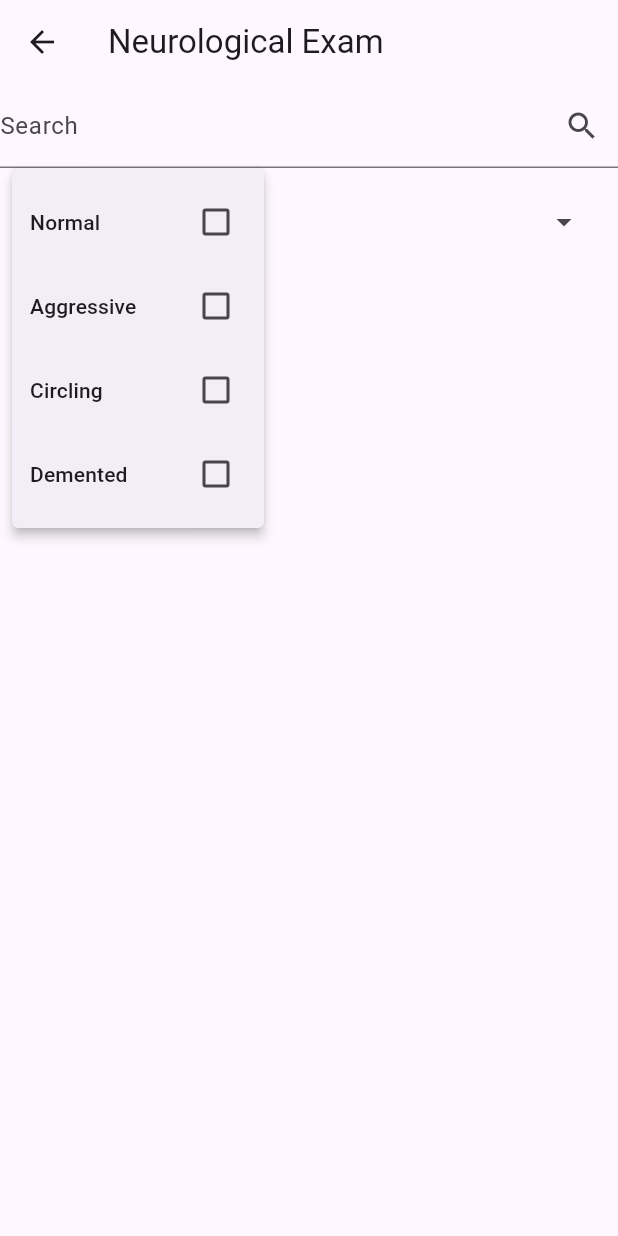
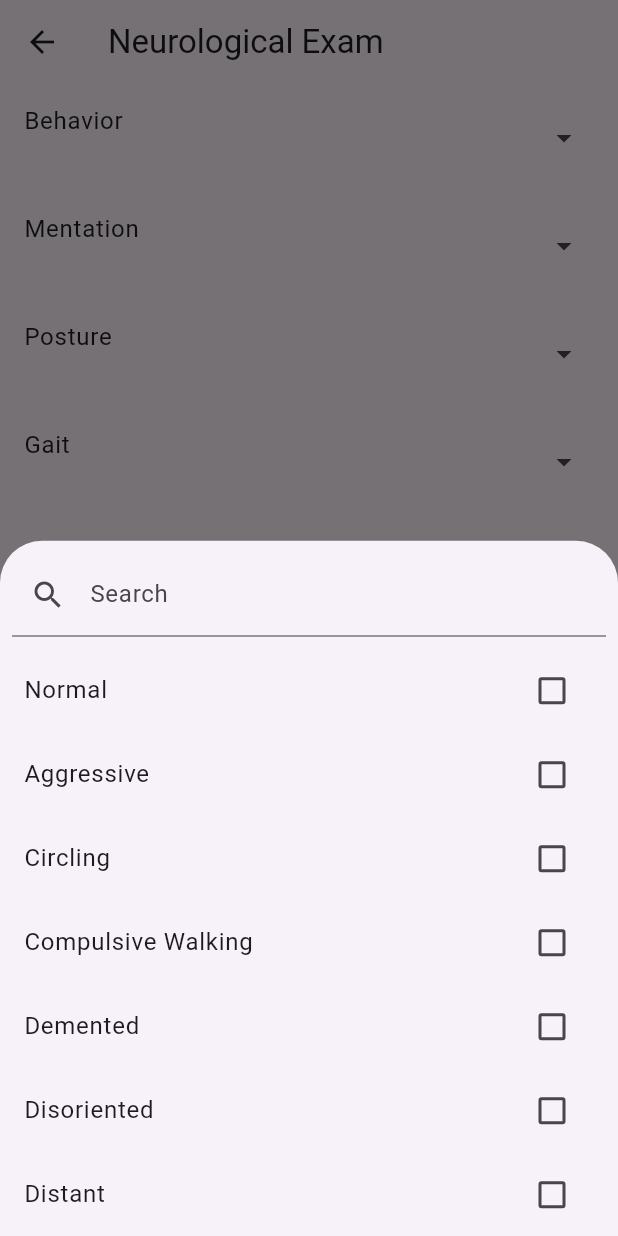
Before and after one commit to MiguelALopez1/NeuroVeTele, a Flutter app: the GeneralPage screen opened directly, after a tap on "Behavior", on a phone screen of 412 x 824 dp. Run offline on Flutter 3.47's test engine with Material 3 defaults, Android fonts, the phone set to English and light mode, and no system bars.

Commit message:
added all 4 categories

```diff
--- a/pet_neurolocalization/lib/general_page.dart
+++ b/pet_neurolocalization/lib/general_page.dart
@@ -7,31 +7,126 @@ class GeneralPage extends StatefulWidget {
 
 class _GeneralPageState extends State<GeneralPage> {
   List<String> allBehaviorOptions = [
-    "Normal", "Aggressive", "Circling", "Demented",
-    // ... add all options
+    "Normal",
+    "Aggressive",
+    "Circling",
+    "Compulsive Walking",
+    "Demented",
+    "Disoriented",
+    "Distant",
+    "Fearful",
+    "Head Pressing",
+    "Seizure",
+    "Star Gazing",
+    "Withdrawn",
+    "Yawning",
   ];
-  List<String> filteredBehaviorOptions = [];
   List<String> selectedBehaviorOptions = [];
 
-  @override
-  void initState() {
-    super.initState();
-    filteredBehaviorOptions = allBehaviorOptions;
+  List<String> allMentationOptions = [
+    "Alert",
+    "Dullness",
+    "Obtunded",
+    "Stupor",
+    "Coma",
+  ];
+  List<String> selectedMentationOptions = [];
+
+  List<String> allPostureOptions = [
+    "Normal",
+    "Head Tilt",
+    "Head Turn",
+    "Torticollis",
+    "Neck Guarded",
+    "Decerebrate",
+    "Decerebellate",
+    "Opisthotonos",
+    "Schiff-Sherrington",
+    "Kyphosis",
+    "Scoliosis",
+    "Rigid",
+    "Risus sardonicus",
+    "Flaccid"
+  ];
+  List<String> selectedPostureOptions = [];
+
+  List<String> allGaitOptions = [
+    "Normal",
+    "Abnormal",
+  ];
+  List<String> selectedGaitOptions = [];
+
+  void showSearchableDropdown(List<String> allOptions, List<String> selectedOptions, String title) {
+    showModalBottomSheet(
+      context: context,
+      builder: (BuildContext context) {
+        return StatefulBuilder(
+          builder: (BuildContext context, StateSetter setState) {
+            return Column(
+              children: [
+                Padding(
+                  padding: const EdgeInsets.all(8.0),
+                  child: TextField(
+                    onChanged: (searchTerm) {
+                      setState(() {
+                        allOptions = allOptions
+                            .where((option) => option.toLowerCase().contains(searchTerm.toLowerCase()))
+                            .toList();
+                      });
+                    },
+                    decoration: InputDecoration(
+                      labelText: 'Search',
+                      prefixIcon: Icon(Icons.search),
+                    ),
+                  ),
+                ),
+                Expanded(
+                  child: ListView(
+                    children: allOptions.map((option) {
+                      return CheckboxListTile(
+                        title: Text(option),
+                        value: selectedOptions.contains(option),
+                        onChanged: (bool? newValue) {
+                          setState(() {
+                            if (newValue == true) {
+                              if (!selectedOptions.contains(option)) {
+                                selectedOptions.add(option);
+                              }
+                            } else {
+                              selectedOptions.remove(option);
+                            }
+                          });
+                        },
+                      );
+                    }).toList(),
+                  ),
+                ),
+              ],
+            );
+          },
+        );
+      },
+    ).whenComplete(() {
+      setState(() {});
+    });
   }
 
-  void filterBehaviorOptions(String enteredKeyword) {
-    List<String> results = [];
-    if (enteredKeyword.isEmpty) {
-      results = allBehaviorOptions;
-    } else {
-      results = allBehaviorOptions
-          .where((item) => item.toLowerCase().contains(enteredKeyword.toLowerCase()))
-          .toList();
-    }
-
-    setState(() {
-      filteredBehaviorOptions = results;
-    });
+  Widget buildCategoryTile({
+    required String title,
+    required List<String> allOptions,
+    required List<String> selectedOptions,
+  }) {
+    return ListTile(
+      title: Text(title),
+      subtitle: Text(
+        selectedOptions.join(', '),
+        overflow: TextOverflow.ellipsis,
+      ),
+      trailing: Icon(Icons.arrow_drop_down),
+      onTap: () {
+        showSearchableDropdown(List.from(allOptions), selectedOptions, title);
+      },
+    );
   }
 
   @override
@@ -41,56 +136,29 @@ class _GeneralPageState extends State<GeneralPage> {
         title: Text('Neurological Exam'),
       ),
       body: SafeArea(
-        child: SingleChildScrollView(
         child: Column(
           children: <Widget>[
-              TextField(
-                onChanged: (value) => filterBehaviorOptions(value),
-                decoration: InputDecoration(
-                  labelText: 'Search',
-                  suffixIcon: Icon(Icons.search),
+            buildCategoryTile(
+              title: 'Behavior',
+              allOptions: allBehaviorOptions,
+              selectedOptions: selectedBehaviorOptions,
             ),
+            buildCategoryTile(
+              title: 'Mentation',
+              allOptions: allMentationOptions,
+              selectedOptions: selectedMentationOptions,
             ),
-              // PopupMenuButton can be replaced with any widget that shows a list of options
-              PopupMenuButton<String>(
-                onSelected: (String value) {
-                  setState(() {
-                    selectedBehaviorOptions.contains(value)
-                        ? selectedBehaviorOptions.remove(value)
-                        : selectedBehaviorOptions.add(value);
-                  });
-                },
-                itemBuilder: (BuildContext context) {
-                  return filteredBehaviorOptions.map<PopupMenuItem<String>>((String value) {
-                    return PopupMenuItem(
-                      value: value,
-                      child: CheckboxListTile(
-                        title: Text(value),
-                        value: selectedBehaviorOptions.contains(value),
-                        onChanged: (bool? checked) {
-                          setState(() {
-                            checked!
-                                ? selectedBehaviorOptions.add(value)
-                                : selectedBehaviorOptions.remove(value);
-                            Navigator.of(context).pop(); // close the menu
-                          });
-                        },
+            buildCategoryTile(
+              title: 'Posture',
+              allOptions: allPostureOptions,
+              selectedOptions: selectedPostureOptions,
             ),
-                    );
-                  }).toList();
-                },
-                child: ListTile(
-                  title: Text('Behavior'),
-                  subtitle: Text(
-                    selectedBehaviorOptions.join(', '),
-                    overflow: TextOverflow.ellipsis,
+            buildCategoryTile(
+              title: 'Gait',
+              allOptions: allGaitOptions,
+              selectedOptions: selectedGaitOptions,
             ),
-                  trailing: Icon(Icons.arrow_drop_down),
-                ),
-              ),
-              // Repeat similar setup for Mentation, Posture, Gait
           ],
-          ),
         ),
       ),
     );
```
Lines whose indentation alone changed are shown as unchanged.
